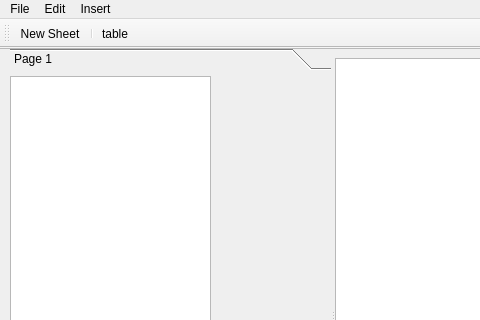
The window that mainwindow.ui (dacresni/Daedalus) describes before a commit, drawn with Qt 5; both pictures show x 0 to 480 and y 0 to 320 of the 757 by 620 pixel window.
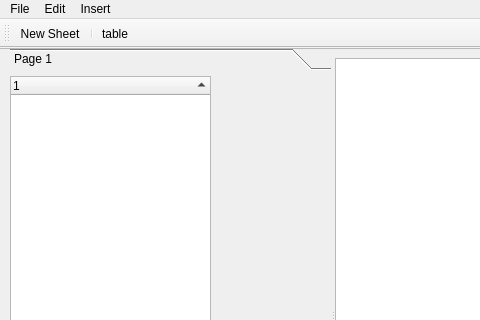
The same window after the commit.

```diff
--- a/mainwindow.ui
+++ b/mainwindow.ui
@@ -94,8 +94,11 @@
          <bool>true</bool>
         </property>
         <property name="headerHidden">
-         <bool>true</bool>
+         <bool>false</bool>
         </property>
+        <attribute name="headerVisible">
+         <bool>true</bool>
+        </attribute>
         <column>
          <property name="text">
           <string notr="true">1</string>
```
